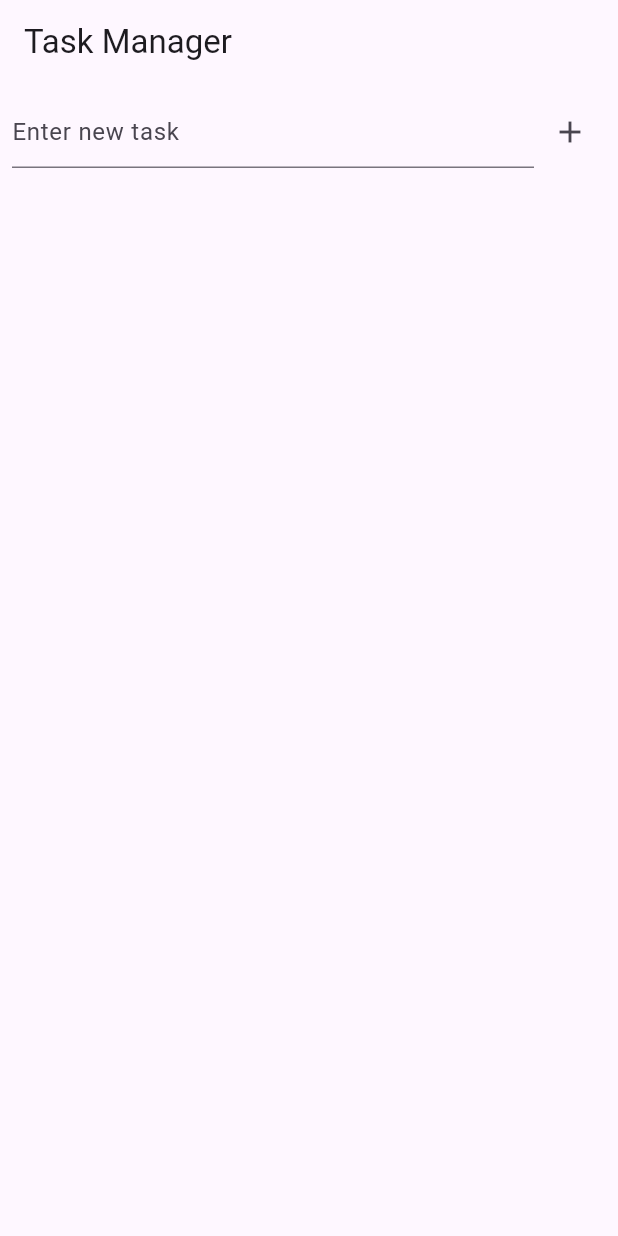
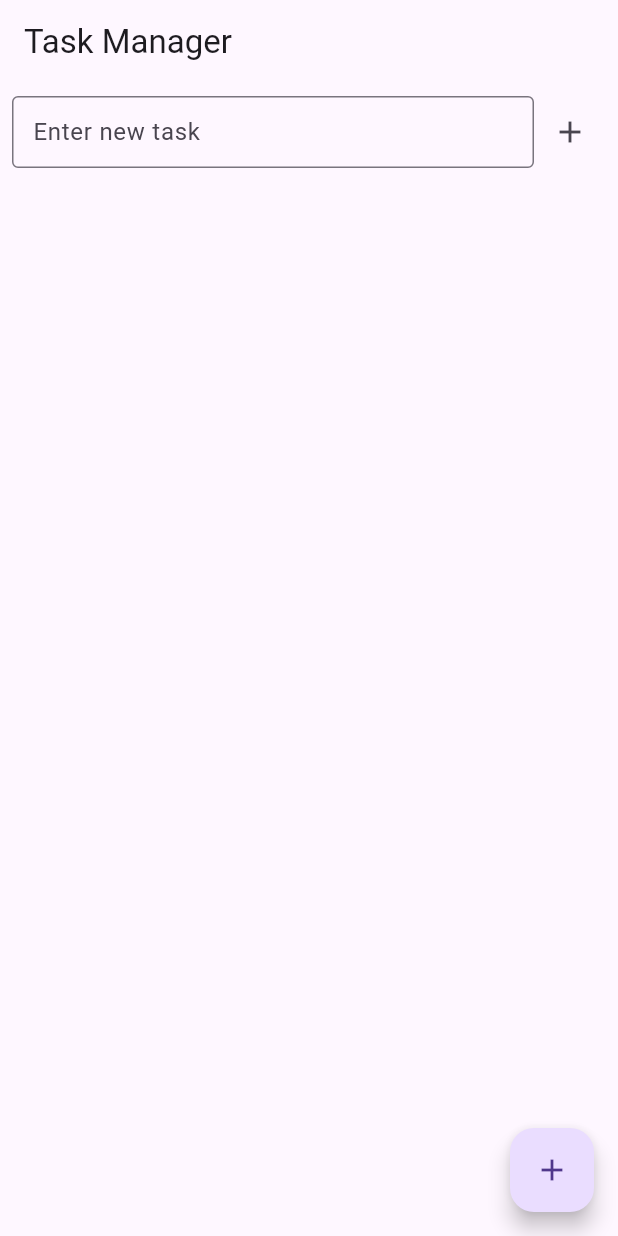
Before and after one commit to Radione530/ex_1, a Flutter app: the screen it shows after launch, on a phone screen of 412 x 824 dp. Run offline on Flutter 3.47's test engine with Material 3 defaults, Android fonts, the phone set to English and light mode, and no system bars.

Commit message:
Updated to-do app to meet all requirements

```diff
--- a/lib/main.dart
+++ b/lib/main.dart
@@ -11,6 +11,7 @@ class MyApp extends StatelessWidget {
       title: 'Task Manager',
       theme: ThemeData(
         primarySwatch: Colors.blue,
+        visualDensity: VisualDensity.adaptivePlatformDensity,
       ),
       home: TaskScreen(),
     );
@@ -60,6 +61,8 @@ class _TaskScreenState extends State<TaskScreen> {
                     controller: taskController,
                     decoration: InputDecoration(
                       hintText: 'Enter new task',
+                      border: OutlineInputBorder(),
+                      contentPadding: EdgeInsets.symmetric(horizontal: 10),
                     ),
                   ),
                 ),
@@ -99,6 +102,10 @@ class _TaskScreenState extends State<TaskScreen> {
           ),
         ],
       ),
+      floatingActionButton: FloatingActionButton(
+        onPressed: addTask,
+        child: Icon(Icons.add),
+      ),
     );
   }
 }
```
Also changed, not shown: 1 other file.
